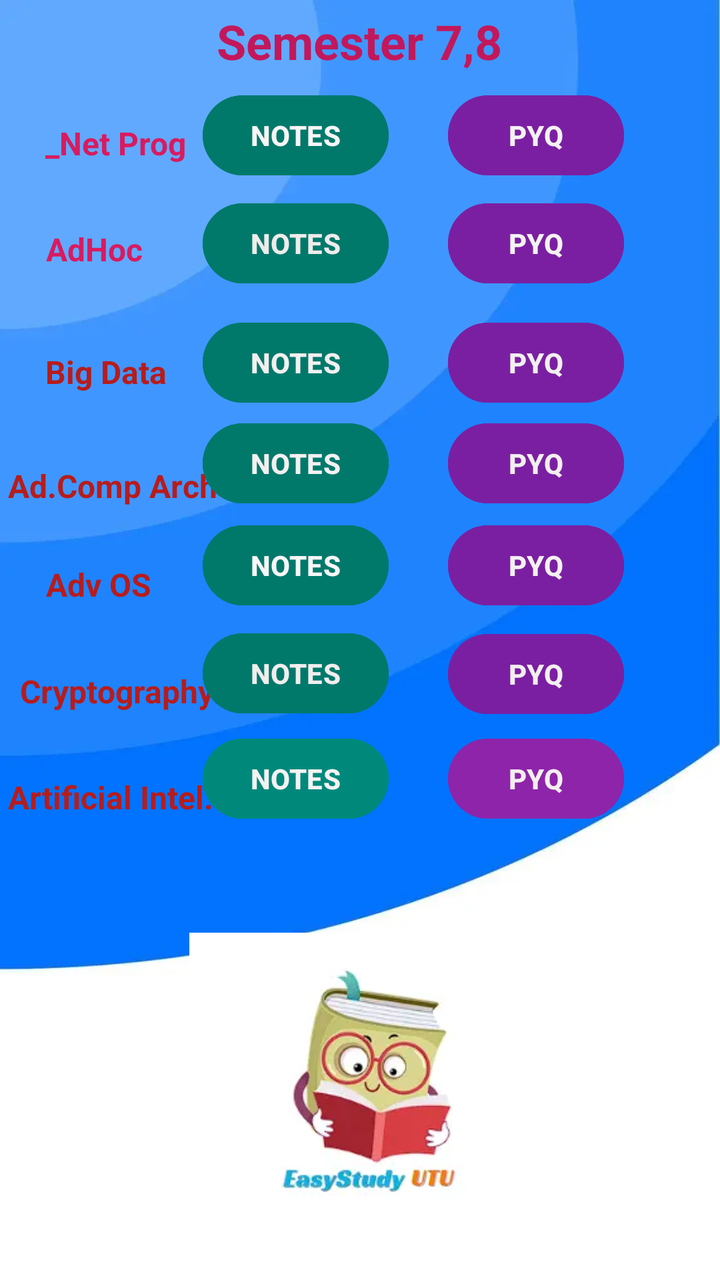
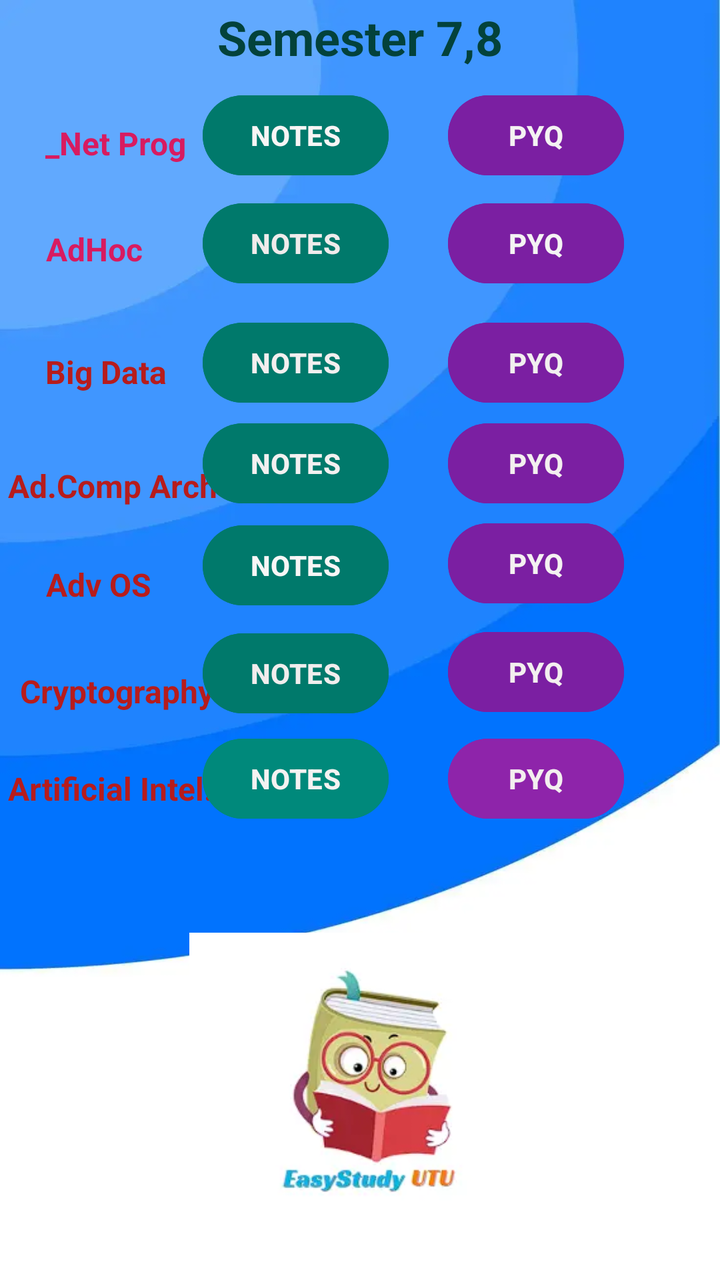

Before-and-after screenshots of an Android layout around one commit, followed by the original layout XML and the change that was made.
<!-- AndroidManifest.xml: application theme Theme.EasyStudyUTU -->
<!-- res/layout/activity_fourth_year.xml -->
<?xml version="1.0" encoding="utf-8"?>
<androidx.constraintlayout.widget.ConstraintLayout xmlns:android="http://schemas.android.com/apk/res/android"
    xmlns:app="http://schemas.android.com/apk/res-auto"
    xmlns:tools="http://schemas.android.com/tools"
    style="d"
    android:layout_width="match_parent"
    android:layout_height="match_parent"
    android:background="@drawable/background2"
    android:foregroundTint="#D81B60"
    tools:context=".FourthYear">


    <TextView
        android:id="@+id/textView30"
        android:layout_width="wrap_content"
        android:layout_height="wrap_content"
        android:text="Cryptography"
        android:textColor="#B71C1C"
        android:textSize="16dp"
        android:textStyle="bold"
        app:layout_constraintBottom_toBottomOf="parent"
        app:layout_constraintEnd_toEndOf="parent"
        app:layout_constraintHorizontal_bias="0.038"
        app:layout_constraintStart_toStartOf="parent"
        app:layout_constraintTop_toTopOf="parent"
        app:layout_constraintVertical_bias="0.541" />

    <Button
        android:id="@+id/adhocpyq"
        android:layout_width="wrap_content"
        android:layout_height="wrap_content"
        android:backgroundTint="#7B1FA2"
        android:text="PYQ"
        android:textColor="#F4F3F3"
        android:textStyle="bold"
        app:layout_constraintBottom_toBottomOf="parent"
        app:layout_constraintEnd_toEndOf="parent"
        app:layout_constraintHorizontal_bias="0.823"
        app:layout_constraintStart_toStartOf="parent"
        app:layout_constraintTop_toTopOf="parent"
        app:layout_constraintVertical_bias="0.165" />

    <TextView
        android:id="@+id/textView25"
        android:layout_width="wrap_content"
        android:layout_height="wrap_content"
        android:foregroundTint="#F44336"
        android:text="Semester 7,8"
        android:textColor="#C2185B"
        android:textSize="24dp"
        android:textStyle="bold"
        app:layout_constraintBottom_toBottomOf="parent"
        app:layout_constraintEnd_toEndOf="parent"
        app:layout_constraintHorizontal_bias="0.498"
        app:layout_constraintStart_toStartOf="parent"
        app:layout_constraintTop_toTopOf="parent"
        app:layout_constraintVertical_bias="0.007" />

    <TextView
        android:id="@+id/textView26"
        android:layout_width="wrap_content"
        android:layout_height="wrap_content"
        android:text="_Net Prog"
        android:textColor="#D81B60"
        android:textSize="16dp"
        android:textStyle="bold"
        app:layout_constraintBottom_toBottomOf="parent"
        app:layout_constraintEnd_toEndOf="parent"
        app:layout_constraintHorizontal_bias="0.078"
        app:layout_constraintStart_toStartOf="parent"
        app:layout_constraintTop_toTopOf="parent"
        app:layout_constraintVertical_bias="0.098" />

    <Button
        android:id="@+id/dotnetnotes"
        android:layout_width="wrap_content"
        android:layout_height="wrap_content"
        android:backgroundTint="#00796B"
        android:text="NOTES"
        android:textColor="#F8F5F5"
        android:textStyle="bold"
        app:layout_constraintBottom_toBottomOf="parent"
        app:layout_constraintEnd_toEndOf="parent"
        app:layout_constraintHorizontal_bias="0.38"
        app:layout_constraintStart_toStartOf="parent"
        app:layout_constraintTop_toTopOf="parent"
        app:layout_constraintVertical_bias="0.074" />

    <Button
        android:id="@+id/dotnetpyq"
        android:layout_width="wrap_content"
        android:layout_height="wrap_content"
        android:backgroundTint="#7B1FA2"
        android:text="PYQ"
        android:textColor="#F4F2F2"
        android:textStyle="bold"
        app:layout_constraintBottom_toBottomOf="parent"
        app:layout_constraintEnd_toEndOf="parent"
        app:layout_constraintHorizontal_bias="0.823"
        app:layout_constraintStart_toStartOf="parent"
        app:layout_constraintTop_toTopOf="parent"
        app:layout_constraintVertical_bias="0.074" />

    <TextView
        android:id="@+id/textView27"
        android:layout_width="wrap_content"
        android:layout_height="wrap_content"
        android:text="AdHoc "
        android:textColor="#D81B60"
        android:textSize="16dp"
        android:textStyle="bold"
        app:layout_constraintBottom_toBottomOf="parent"
        app:layout_constraintEnd_toEndOf="parent"
        app:layout_constraintHorizontal_bias="0.075"
        app:layout_constraintStart_toStartOf="parent"
        app:layout_constraintTop_toTopOf="parent"
        app:layout_constraintVertical_bias="0.184" />

    <Button
        android:id="@+id/adhocnotes"
        android:layout_width="wrap_content"
        android:layout_height="wrap_content"
        android:backgroundTint="#00796B"
        android:text="NOTES"
        android:textColor="#EFEBEB"
        android:textStyle="bold"
        app:layout_constraintBottom_toBottomOf="parent"
        app:layout_constraintEnd_toEndOf="parent"
        app:layout_constraintHorizontal_bias="0.38"
        app:layout_constraintStart_toStartOf="parent"
        app:layout_constraintTop_toTopOf="parent"
        app:layout_constraintVertical_bias="0.165" />

    <TextView
        android:id="@+id/textView28"
        android:layout_width="wrap_content"
        android:layout_height="wrap_content"
        android:text="Big Data"
        android:textAllCaps="false"
        android:textColor="#B71C1C"
        android:textSize="16dp"
        android:textStyle="bold"
        app:layout_constraintBottom_toBottomOf="parent"
        app:layout_constraintEnd_toEndOf="parent"
        app:layout_constraintHorizontal_bias="0.076"
        app:layout_constraintStart_toStartOf="parent"
        app:layout_constraintTop_toTopOf="parent"
        app:layout_constraintVertical_bias="0.283" />

    <Button
        android:id="@+id/bigdatanotes"
        android:layout_width="wrap_content"
        android:layout_height="wrap_content"
        android:backgroundTint="#00796B"
        android:text="NOTES"
        android:textColor="#F3EFEF"
        android:textStyle="bold"
        app:layout_constraintBottom_toBottomOf="parent"
        app:layout_constraintEnd_toEndOf="parent"
        app:layout_constraintHorizontal_bias="0.38"
        app:layout_constraintStart_toStartOf="parent"
        app:layout_constraintTop_toTopOf="parent"
        app:layout_constraintVertical_bias="0.266" />

    <Button
        android:id="@+id/bigdatapyq"
        android:layout_width="wrap_content"
        android:layout_height="wrap_content"
        android:backgroundTint="#7B1FA2"
        android:text="PYQ"
        android:textColor="#F1EFEF"
        android:textStyle="bold"
        app:layout_constraintBottom_toBottomOf="parent"
        app:layout_constraintEnd_toEndOf="parent"
        app:layout_constraintHorizontal_bias="0.823"
        app:layout_constraintStart_toStartOf="parent"
        app:layout_constraintTop_toTopOf="parent"
        app:layout_constraintVertical_bias="0.266" />

    <TextView
        android:id="@+id/textView24"
        android:layout_width="wrap_content"
        android:layout_height="wrap_content"
        android:text="Ad.Comp Arch"
        android:textColor="#B71C1C"
        android:textSize="16dp"
        android:textStyle="bold"
        app:layout_constraintBottom_toBottomOf="parent"
        app:layout_constraintEnd_toEndOf="parent"
        app:layout_constraintHorizontal_bias="0.016"
        app:layout_constraintStart_toStartOf="parent"
        app:layout_constraintTop_toTopOf="parent"
        app:layout_constraintVertical_bias="0.375" />

    <Button
        android:id="@+id/advcoanotes"
        android:layout_width="wrap_content"
        android:layout_height="wrap_content"
        android:backgroundTint="#00796B"
        android:text="NOTES"
        android:textColor="#F3F0F0"
        android:textStyle="bold"
        app:layout_constraintBottom_toBottomOf="parent"
        app:layout_constraintEnd_toEndOf="parent"
        app:layout_constraintHorizontal_bias="0.38"
        app:layout_constraintStart_toStartOf="parent"
        app:layout_constraintTop_toTopOf="parent"
        app:layout_constraintVertical_bias="0.351" />

    <Button
        android:id="@+id/advcoapyq"
        android:layout_width="wrap_content"
        android:layout_height="wrap_content"
        android:backgroundTint="#7B1FA2"
        android:text="PYQ"
        android:textColor="#F3EFEF"
        android:textStyle="bold"
        app:layout_constraintBottom_toBottomOf="parent"
        app:layout_constraintEnd_toEndOf="parent"
        app:layout_constraintHorizontal_bias="0.823"
        app:layout_constraintStart_toStartOf="parent"
        app:layout_constraintTop_toTopOf="parent"
        app:layout_constraintVertical_bias="0.351" />

    <TextView
        android:id="@+id/textView29"
        android:layout_width="wrap_content"
        android:layout_height="wrap_content"
        android:text="Adv OS"
        android:textColor="#B71C1C"
        android:textSize="16dp"
        android:textStyle="bold"
        app:layout_constraintBottom_toBottomOf="parent"
        app:layout_constraintEnd_toEndOf="parent"
        app:layout_constraintHorizontal_bias="0.075"
        app:layout_constraintStart_toStartOf="parent"
        app:layout_constraintTop_toTopOf="parent"
        app:layout_constraintVertical_bias="0.455" />

    <Button
        android:id="@+id/advosnotes"
        android:layout_width="wrap_content"
        android:layout_height="wrap_content"
        android:backgroundTint="#00796B"
        android:text="NOTES"
        android:textColor="#F8F6F6"
        android:textStyle="bold"
        app:layout_constraintBottom_toBottomOf="parent"
        app:layout_constraintEnd_toEndOf="parent"
        app:layout_constraintHorizontal_bias="0.38"
        app:layout_constraintStart_toStartOf="parent"
        app:layout_constraintTop_toTopOf="parent"
        app:layout_constraintVertical_bias="0.437" />

    <Button
        android:id="@+id/advospyq"
        android:layout_width="wrap_content"
        android:layout_height="wrap_content"
        android:backgroundTint="#7B1FA2"
        android:text="PYQ"
        android:textColor="#F4F1F1"
        android:textStyle="bold"
        app:layout_constraintBottom_toBottomOf="parent"
        app:layout_constraintEnd_toEndOf="parent"
        app:layout_constraintHorizontal_bias="0.823"
        app:layout_constraintStart_toStartOf="parent"
        app:layout_constraintTop_toTopOf="@+id/textView25"
        app:layout_constraintVertical_bias="0.433" />

    <Button
        android:id="@+id/cryptonotes"
        android:layout_width="wrap_content"
        android:layout_height="wrap_content"
        android:backgroundTint="#00796B"
        android:text="NOTES"
        android:textColor="#F1EDED"
        android:textStyle="bold"
        app:layout_constraintBottom_toBottomOf="parent"
        app:layout_constraintEnd_toEndOf="parent"
        app:layout_constraintHorizontal_bias="0.38"
        app:layout_constraintStart_toStartOf="parent"
        app:layout_constraintTop_toTopOf="parent"
        app:layout_constraintVertical_bias="0.528" />

    <Button
        android:id="@+id/cryptopyq"
        android:layout_width="wrap_content"
        android:layout_height="wrap_content"
        android:backgroundTint="#7B1FA2"
        android:text="PYQ"
        android:textColor="#F3EFEF"
        android:textStyle="bold"
        app:layout_constraintBottom_toBottomOf="parent"
        app:layout_constraintEnd_toEndOf="parent"
        app:layout_constraintHorizontal_bias="0.823"
        app:layout_constraintStart_toStartOf="parent"
        app:layout_constraintTop_toTopOf="@+id/textView25"
        app:layout_constraintVertical_bias="0.525" />

    <ImageView
        android:id="@+id/imageView7"
        android:layout_width="171dp"
        android:layout_height="185dp"
        app:layout_constraintBottom_toBottomOf="parent"
        app:layout_constraintEnd_toEndOf="parent"
        app:layout_constraintStart_toStartOf="parent"
        app:layout_constraintTop_toTopOf="parent"
        app:layout_constraintVertical_bias="1.0"
        app:srcCompat="@drawable/applogo" />

    <TextView
        android:id="@+id/textView31"
        android:layout_width="wrap_content"
        android:layout_height="wrap_content"
        android:backgroundTint="#D81B60"
        android:text="Artificial Intel."
        android:textColor="#B71C1C"
        android:textSize="16dp"
        android:textStyle="bold"
        app:layout_constraintBottom_toBottomOf="parent"
        app:layout_constraintEnd_toEndOf="parent"
        app:layout_constraintHorizontal_bias="0.016"
        app:layout_constraintStart_toStartOf="parent"
        app:layout_constraintTop_toTopOf="parent"
        app:layout_constraintVertical_bias="0.627" />

    <Button
        android:id="@+id/ainotes"
        android:layout_width="wrap_content"
        android:layout_height="wrap_content"
        android:backgroundTint="#00897B"
        android:text="NOTES"
        android:textColor="#F4F2F2"
        android:textStyle="bold"
        app:layout_constraintBottom_toBottomOf="parent"
        app:layout_constraintEnd_toEndOf="parent"
        app:layout_constraintHorizontal_bias="0.38"
        app:layout_constraintStart_toStartOf="parent"
        app:layout_constraintTop_toTopOf="parent"
        app:layout_constraintVertical_bias="0.617" />

    <Button
        android:id="@+id/aipyq"
        android:layout_width="wrap_content"
        android:layout_height="wrap_content"
        android:backgroundTint="#8E24AA"
        android:text="PYQ"
        android:textColor="#F3EFEF"
        android:textStyle="bold"
        app:layout_constraintBottom_toBottomOf="parent"
        app:layout_constraintEnd_toEndOf="parent"
        app:layout_constraintHorizontal_bias="0.823"
        app:layout_constraintStart_toStartOf="parent"
        app:layout_constraintTop_toTopOf="parent"
        app:layout_constraintVertical_bias="0.617" />

</androidx.constraintlayout.widget.ConstraintLayout>
<!-- resources referenced by this layout -->
<resources>
  <!-- drawable applogo: webp bitmap (drawable, 4716 bytes) -->
  <!-- drawable background2: webp bitmap (drawable, 6770 bytes) -->
  <style name="Theme.EasyStudyUTU" parent="Base.Theme.EasyStudyUTU" />
  <style name="Base.Theme.EasyStudyUTU" parent="Theme.Material3.DayNight.NoActionBar">
          
          
      </style>
</resources>

<!-- the commit's change to res/layout/activity_fourth_year.xml (unified diff, before → after) -->
@@ -6,7 +6,7 @@
     android:layout_width="match_parent"
     android:layout_height="match_parent"
     android:background="@drawable/background2"
-    android:foregroundTint="#D81B60"
+    android:foregroundTint="#00897B"
     tools:context=".FourthYear">
 
 
@@ -46,15 +46,14 @@
         android:layout_height="wrap_content"
         android:foregroundTint="#F44336"
         android:text="Semester 7,8"
-        android:textColor="#C2185B"
+        android:textColor="#03423B"
         android:textSize="24dp"
         android:textStyle="bold"
         app:layout_constraintBottom_toBottomOf="parent"
         app:layout_constraintEnd_toEndOf="parent"
-        app:layout_constraintHorizontal_bias="0.498"
-        app:layout_constraintStart_toStartOf="parent"
-        app:layout_constraintTop_toTopOf="parent"
-        app:layout_constraintVertical_bias="0.007" />
+        app:layout_constraintStart_toStartOf="parent"
+        app:layout_constraintTop_toTopOf="parent"
+        app:layout_constraintVertical_bias="0.004" />
 
     <TextView
         android:id="@+id/textView26"
@@ -322,7 +321,7 @@
         app:layout_constraintHorizontal_bias="0.016"
         app:layout_constraintStart_toStartOf="parent"
         app:layout_constraintTop_toTopOf="parent"
-        app:layout_constraintVertical_bias="0.627" />
+        app:layout_constraintVertical_bias="0.62" />
 
     <Button
         android:id="@+id/ainotes"
